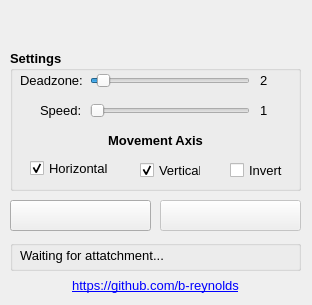
Before: the Qt Designer form SpatialPointer/spatial_pointer.ui in b-reynolds/Pointy, drawn with Qt 5.
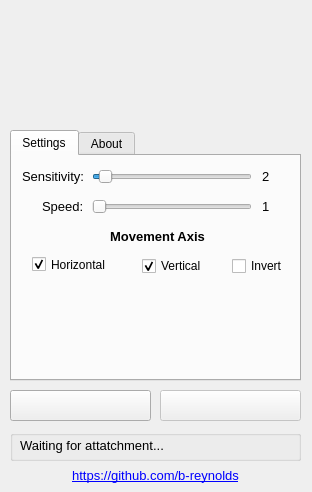
After: the same form once the commit is applied. Icons and pictures are not drawn.

Patch:
```diff
--- a/SpatialPointer/spatial_pointer.ui
+++ b/SpatialPointer/spatial_pointer.ui
@@ -7,7 +7,7 @@
     <x>0</x>
     <y>0</y>
     <width>312</width>
-    <height>305</height>
+    <height>492</height>
    </rect>
   </property>
   <property name="sizePolicy">
@@ -24,12 +24,12 @@
   </property>
   <property name="maximumSize">
    <size>
-    <width>312</width>
-    <height>305</height>
+    <width>750</width>
+    <height>750</height>
    </size>
   </property>
   <property name="windowTitle">
-   <string>Spatial Pointer v1.2</string>
+   <string>Pointy v1.3</string>
   </property>
   <property name="windowIcon">
    <iconset resource="icon.qrc">
@@ -38,31 +38,165 @@
   <property name="autoFillBackground">
    <bool>false</bool>
   </property>
-  <widget class="QGroupBox" name="grp_setings">
+  <widget class="QGroupBox" name="grp_status">
    <property name="geometry">
     <rect>
      <x>10</x>
-     <y>50</y>
+     <y>430</y>
      <width>291</width>
-     <height>141</height>
+     <height>31</height>
     </rect>
    </property>
-   <property name="font">
-    <font>
-     <family>Tahoma</family>
-     <pointsize>10</pointsize>
-     <weight>75</weight>
-     <bold>true</bold>
-    </font>
-   </property>
    <property name="title">
+    <string/>
+   </property>
+   <widget class="QLabel" name="lbl_state">
+    <property name="geometry">
+     <rect>
+      <x>10</x>
+      <y>0</y>
+      <width>271</width>
+      <height>31</height>
+     </rect>
+    </property>
+    <property name="font">
+     <font>
+      <family>Tahoma</family>
+      <pointsize>10</pointsize>
+     </font>
+    </property>
+    <property name="text">
+     <string>Waiting for attatchment...</string>
+    </property>
+   </widget>
+  </widget>
+  <widget class="QPushButton" name="btn_github">
+   <property name="geometry">
+    <rect>
+     <x>10</x>
+     <y>460</y>
+     <width>291</width>
+     <height>31</height>
+    </rect>
+   </property>
+   <property name="font">
+    <font>
+     <family>Tahoma</family>
+     <pointsize>10</pointsize>
+     <underline>true</underline>
+    </font>
+   </property>
+   <property name="cursor">
+    <cursorShape>PointingHandCursor</cursorShape>
+   </property>
+   <property name="styleSheet">
+    <string notr="true">color: rgb(0, 0, 255);</string>
+   </property>
+   <property name="text">
+    <string>https://github.com/b-reynolds</string>
+   </property>
+   <property name="flat">
+    <bool>true</bool>
+   </property>
+  </widget>
+  <widget class="QTabWidget" name="tab_main">
+   <property name="geometry">
+    <rect>
+     <x>10</x>
+     <y>130</y>
+     <width>291</width>
+     <height>251</height>
+    </rect>
+   </property>
+   <property name="currentIndex">
+    <number>0</number>
+   </property>
+   <widget class="QWidget" name="tab_settings">
+    <attribute name="title">
     <string>Settings</string>
-   </property>
+    </attribute>
+    <widget class="QCheckBox" name="chk_invert">
+     <property name="enabled">
+      <bool>true</bool>
+     </property>
+     <property name="geometry">
+      <rect>
+       <x>220</x>
+       <y>100</y>
+       <width>61</width>
+       <height>20</height>
+      </rect>
+     </property>
+     <property name="font">
+      <font>
+       <weight>50</weight>
+       <bold>false</bold>
+      </font>
+     </property>
+     <property name="layoutDirection">
+      <enum>Qt::LeftToRight</enum>
+     </property>
+     <property name="text">
+      <string>Invert</string>
+     </property>
+     <property name="checked">
+      <bool>false</bool>
+     </property>
+    </widget>
+    <widget class="QCheckBox" name="chk_vertical">
+     <property name="geometry">
+      <rect>
+       <x>130</x>
+       <y>100</y>
+       <width>61</width>
+       <height>20</height>
+      </rect>
+     </property>
+     <property name="font">
+      <font>
+       <weight>50</weight>
+       <bold>false</bold>
+      </font>
+     </property>
+     <property name="layoutDirection">
+      <enum>Qt::LeftToRight</enum>
+     </property>
+     <property name="text">
+      <string>Vertical</string>
+     </property>
+     <property name="checked">
+      <bool>true</bool>
+     </property>
+    </widget>
+    <widget class="QLabel" name="lbl_deadzone">
+     <property name="geometry">
+      <rect>
+       <x>10</x>
+       <y>10</y>
+       <width>81</width>
+       <height>21</height>
+      </rect>
+     </property>
+     <property name="font">
+      <font>
+       <family>Tahoma</family>
+       <pointsize>10</pointsize>
+       <weight>50</weight>
+       <bold>false</bold>
+      </font>
+     </property>
+     <property name="toolTip">
+      <string>&lt;html&gt;&lt;head/&gt;&lt;body&gt;&lt;p&gt;The level of &lt;span style=&quot; font-weight:600;&quot;&gt;controller&lt;/span&gt; movement required to move the mouse cursor&lt;/p&gt;&lt;/body&gt;&lt;/html&gt;</string>
+     </property>
+     <property name="text">
+      <string>Sensitivity:</string>
+     </property>
+    </widget>
    <widget class="QLabel" name="lbl_speed_value">
     <property name="geometry">
      <rect>
       <x>250</x>
-      <y>50</y>
+       <y>40</y>
       <width>31</width>
       <height>21</height>
      </rect>
@@ -79,12 +213,12 @@
      <string>1</string>
     </property>
    </widget>
-   <widget class="QLabel" name="lbl_speed">
+    <widget class="QLabel" name="lbl_deadzone_value">
     <property name="geometry">
      <rect>
-      <x>30</x>
-      <y>50</y>
-      <width>81</width>
+       <x>250</x>
+       <y>10</y>
+       <width>31</width>
       <height>21</height>
      </rect>
     </property>
@@ -97,57 +231,14 @@
      </font>
     </property>
     <property name="text">
-     <string>Speed:</string>
-    </property>
-   </widget>
-   <widget class="QLabel" name="lbl_deadzone">
-    <property name="geometry">
-     <rect>
-      <x>10</x>
-      <y>20</y>
-      <width>81</width>
-      <height>21</height>
-     </rect>
-    </property>
-    <property name="font">
-     <font>
-      <family>Tahoma</family>
-      <pointsize>10</pointsize>
-      <weight>50</weight>
-      <bold>false</bold>
-     </font>
-    </property>
-    <property name="text">
-     <string>Deadzone:</string>
-    </property>
-   </widget>
-   <widget class="QSlider" name="sld_deadzone">
-    <property name="geometry">
-     <rect>
-      <x>80</x>
-      <y>20</y>
-      <width>160</width>
-      <height>22</height>
-     </rect>
-    </property>
-    <property name="maximum">
-     <number>50</number>
-    </property>
-    <property name="pageStep">
-     <number>1</number>
-    </property>
-    <property name="value">
-     <number>2</number>
-    </property>
-    <property name="orientation">
-     <enum>Qt::Horizontal</enum>
+      <string>2</string>
     </property>
    </widget>
    <widget class="QSlider" name="sld_speed">
     <property name="geometry">
      <rect>
       <x>80</x>
-      <y>50</y>
+       <y>40</y>
       <width>160</width>
       <height>22</height>
      </rect>
@@ -174,12 +265,34 @@
      <bool>false</bool>
     </property>
    </widget>
-   <widget class="QLabel" name="lbl_deadzone_value">
+    <widget class="QSlider" name="sld_deadzone">
     <property name="geometry">
      <rect>
-      <x>250</x>
-      <y>20</y>
-      <width>31</width>
+       <x>80</x>
+       <y>10</y>
+       <width>160</width>
+       <height>22</height>
+      </rect>
+     </property>
+     <property name="maximum">
+      <number>50</number>
+     </property>
+     <property name="pageStep">
+      <number>1</number>
+     </property>
+     <property name="value">
+      <number>2</number>
+     </property>
+     <property name="orientation">
+      <enum>Qt::Horizontal</enum>
+     </property>
+    </widget>
+    <widget class="QLabel" name="lbl_speed">
+     <property name="geometry">
+      <rect>
+       <x>30</x>
+       <y>40</y>
+       <width>41</width>
       <height>21</height>
      </rect>
     </property>
@@ -191,15 +304,45 @@
       <bold>false</bold>
      </font>
     </property>
+     <property name="toolTip">
+      <string>&lt;html&gt;&lt;head/&gt;&lt;body&gt;&lt;p&gt;The movement speed of the mouse cursor&lt;/p&gt;&lt;/body&gt;&lt;/html&gt;</string>
+     </property>
     <property name="text">
-     <string>2</string>
+      <string>Speed:</string>
+     </property>
+    </widget>
+    <widget class="QLabel" name="lbl_speed_2">
+     <property name="geometry">
+      <rect>
+       <x>10</x>
+       <y>70</y>
+       <width>271</width>
+       <height>21</height>
+      </rect>
+     </property>
+     <property name="font">
+      <font>
+       <family>Tahoma</family>
+       <pointsize>10</pointsize>
+       <weight>75</weight>
+       <bold>true</bold>
+      </font>
+     </property>
+     <property name="layoutDirection">
+      <enum>Qt::LeftToRight</enum>
+     </property>
+     <property name="text">
+      <string>Movement Axis</string>
+     </property>
+     <property name="alignment">
+      <set>Qt::AlignCenter</set>
     </property>
    </widget>
    <widget class="QCheckBox" name="chk_horizontal">
     <property name="geometry">
      <rect>
       <x>20</x>
-      <y>110</y>
+       <y>100</y>
       <width>81</width>
       <height>17</height>
      </rect>
@@ -223,118 +366,60 @@
      <bool>false</bool>
     </property>
    </widget>
-   <widget class="QCheckBox" name="chk_vertical">
-    <property name="geometry">
-     <rect>
-      <x>130</x>
-      <y>110</y>
-      <width>61</width>
-      <height>20</height>
-     </rect>
-    </property>
-    <property name="font">
-     <font>
-      <weight>50</weight>
-      <bold>false</bold>
-     </font>
-    </property>
-    <property name="layoutDirection">
-     <enum>Qt::LeftToRight</enum>
-    </property>
-    <property name="text">
-     <string>Vertical</string>
-    </property>
-    <property name="checked">
-     <bool>true</bool>
-    </property>
+    <zorder>btn_github</zorder>
+    <zorder>btn_enable</zorder>
+    <zorder>grp_status</zorder>
+    <zorder>btn_disable</zorder>
+    <zorder>chk_invert</zorder>
+    <zorder>chk_vertical</zorder>
+    <zorder>lbl_deadzone</zorder>
+    <zorder>lbl_speed_value</zorder>
+    <zorder>lbl_deadzone_value</zorder>
+    <zorder>sld_speed</zorder>
+    <zorder>sld_deadzone</zorder>
+    <zorder>lbl_speed</zorder>
+    <zorder>lbl_speed_2</zorder>
+    <zorder>chk_horizontal</zorder>
    </widget>
-   <widget class="QLabel" name="lbl_speed_2">
-    <property name="geometry">
-     <rect>
-      <x>10</x>
-      <y>80</y>
-      <width>271</width>
-      <height>21</height>
-     </rect>
-    </property>
-    <property name="font">
-     <font>
-      <family>Tahoma</family>
-      <pointsize>10</pointsize>
-      <weight>75</weight>
-      <bold>true</bold>
-     </font>
-    </property>
-    <property name="layoutDirection">
-     <enum>Qt::LeftToRight</enum>
-    </property>
-    <property name="text">
-     <string>Movement Axis</string>
-    </property>
-    <property name="alignment">
-     <set>Qt::AlignCenter</set>
-    </property>
+   <widget class="QWidget" name="tab_about">
+    <attribute name="title">
+     <string>About</string>
+    </attribute>
    </widget>
-   <widget class="QCheckBox" name="chk_invert">
-    <property name="enabled">
-     <bool>true</bool>
-    </property>
-    <property name="geometry">
-     <rect>
-      <x>220</x>
-      <y>110</y>
-      <width>61</width>
-      <height>20</height>
-     </rect>
-    </property>
-    <property name="font">
-     <font>
-      <weight>50</weight>
-      <bold>false</bold>
-     </font>
-    </property>
-    <property name="layoutDirection">
-     <enum>Qt::LeftToRight</enum>
-    </property>
-    <property name="text">
-     <string>Invert</string>
-    </property>
-    <property name="checked">
-     <bool>false</bool>
-    </property>
-   </widget>
-  </widget>
-  <widget class="QGroupBox" name="grp_status">
+  </widget>
+  <widget class="QLabel" name="img_banner">
    <property name="geometry">
     <rect>
-     <x>10</x>
-     <y>240</y>
-     <width>291</width>
-     <height>31</height>
-    </rect>
-   </property>
-   <property name="title">
-    <string/>
-   </property>
-   <widget class="QLabel" name="lbl_state">
-    <property name="geometry">
-     <rect>
-      <x>10</x>
+     <x>90</x>
       <y>0</y>
-      <width>271</width>
-      <height>31</height>
-     </rect>
-    </property>
-    <property name="font">
-     <font>
-      <family>Tahoma</family>
-      <pointsize>10</pointsize>
-     </font>
+     <width>128</width>
+     <height>128</height>
+    </rect>
+   </property>
+   <property name="sizePolicy">
+    <sizepolicy hsizetype="Fixed" vsizetype="Fixed">
+     <horstretch>0</horstretch>
+     <verstretch>0</verstretch>
+    </sizepolicy>
+   </property>
+   <property name="minimumSize">
+    <size>
+     <width>128</width>
+     <height>128</height>
+    </size>
+   </property>
+   <property name="maximumSize">
+    <size>
+     <width>128</width>
+     <height>128</height>
+    </size>
     </property>
     <property name="text">
-     <string>Waiting for attatchment...</string>
-    </property>
-   </widget>
+    <string/>
+   </property>
+   <property name="pixmap">
+    <pixmap resource="banner.qrc">:/icon.png</pixmap>
+   </property>
   </widget>
   <widget class="QPushButton" name="btn_enable">
    <property name="enabled">
@@ -343,7 +428,7 @@
    <property name="geometry">
     <rect>
      <x>10</x>
-     <y>200</y>
+     <y>390</y>
      <width>141</width>
      <height>31</height>
     </rect>
@@ -374,22 +459,6 @@
     <bool>false</bool>
    </property>
   </widget>
-  <widget class="QLabel" name="img_banner">
-   <property name="geometry">
-    <rect>
-     <x>40</x>
-     <y>10</y>
-     <width>241</width>
-     <height>31</height>
-    </rect>
-   </property>
-   <property name="text">
-    <string/>
-   </property>
-   <property name="pixmap">
-    <pixmap resource="banner.qrc">:/Banner.png</pixmap>
-   </property>
-  </widget>
   <widget class="QPushButton" name="btn_disable">
    <property name="enabled">
     <bool>false</bool>
@@ -397,7 +466,7 @@
    <property name="geometry">
     <rect>
      <x>160</x>
-     <y>200</y>
+     <y>390</y>
      <width>141</width>
      <height>31</height>
     </rect>
@@ -425,35 +494,6 @@
     </size>
    </property>
   </widget>
-  <widget class="QPushButton" name="btn_github">
-   <property name="geometry">
-    <rect>
-     <x>10</x>
-     <y>270</y>
-     <width>291</width>
-     <height>31</height>
-    </rect>
-   </property>
-   <property name="font">
-    <font>
-     <family>Tahoma</family>
-     <pointsize>10</pointsize>
-     <underline>true</underline>
-    </font>
-   </property>
-   <property name="cursor">
-    <cursorShape>PointingHandCursor</cursorShape>
-   </property>
-   <property name="styleSheet">
-    <string notr="true">color: rgb(0, 0, 255);</string>
-   </property>
-   <property name="text">
-    <string>https://github.com/b-reynolds</string>
-   </property>
-   <property name="flat">
-    <bool>true</bool>
-   </property>
-  </widget>
  </widget>
  <layoutdefault spacing="6" margin="11"/>
  <resources>
```
Left out of the diff: 4 changed lines with no effect on the pictures. Lines whose indentation alone changed are shown as unchanged.
